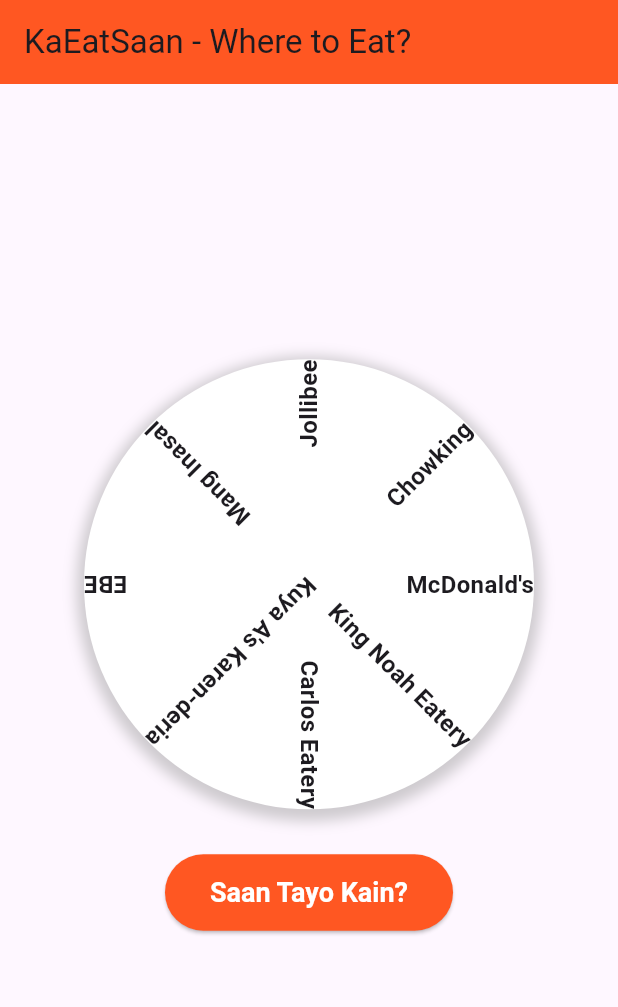
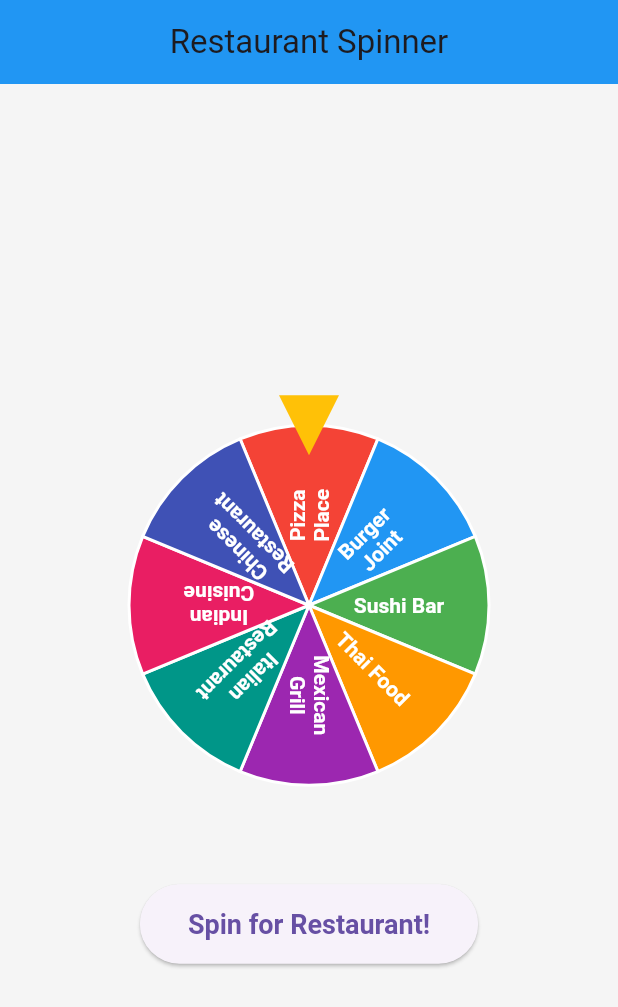
Before and after one commit to hmcldryl/KaEatSaan, a Flutter app: the screen it shows after launch, on a phone screen of 412 x 824 dp. Shown: the top 1007 px of the screen. Run offline on Flutter 3.47's test engine with Material 3 defaults, Android fonts, the phone set to English and light mode, and no system bars; drawn by our look-alikes of flutter_fortune_wheel.

Commit message:
feat: add spinning wheel library, implement vertical slice architecture, add auth widgets and directory

```diff
--- /dev/null
+++ b/ka_eat_saan/lib/features/restaurant_picker/screens/home_page.dart
@@ -0,0 +1,39 @@
+import 'package:flutter/material.dart';
+import '../widgets/spinning_wheel.dart';
+
+class HomePage extends StatelessWidget {
+  final List<String> restaurants = [
+    'Pizza Place',
+    'Burger Joint',
+    'Sushi Bar',
+    'Thai Food',
+    'Mexican Grill',
+    'Italian Restaurant',
+    'Indian Cuisine',
+    'Chinese Restaurant',
+  ];
+
+  HomePage({super.key});
+
+  @override
+  Widget build(BuildContext context) {
+    return Scaffold(
+      appBar: AppBar(
+        title: const Text('Restaurant Spinner'),
+      ),
+      body: Center(
+        child: SpinningWheel(
+          restaurants: restaurants,
+          onRestaurantSelected: (String selected) {
+            ScaffoldMessenger.of(context).showSnackBar(
+              SnackBar(
+                content: Text('Selected restaurant: $selected'),
+                duration: const Duration(seconds: 2),
+              ),
+            );
+          },
+        ),
+      ),
+    );
+  }
+}
--- /dev/null
+++ b/ka_eat_saan/lib/features/restaurant_picker/widgets/spinning_wheel.dart
@@ -0,0 +1,122 @@
+import 'package:flutter/material.dart';
+import 'package:flutter_fortune_wheel/flutter_fortune_wheel.dart';
+import 'dart:async';
+
+class SpinningWheel extends StatefulWidget {
+  final List<String> restaurants;
+  final Function(String) onRestaurantSelected;
+
+  const SpinningWheel({
+    super.key,
+    required this.restaurants,
+    required this.onRestaurantSelected,
+  });
+
+  @override
+  State<SpinningWheel> createState() => _SpinningWheelState();
+}
+
+class _SpinningWheelState extends State<SpinningWheel> {
+  final StreamController<int> _controller = StreamController<int>();
+  int selectedValue = 0;
+
+  @override
+  void dispose() {
+    _controller.close();
+    super.dispose();
+  }
+
+  List<Color> get wheelColors => [
+    Colors.red,
+    Colors.blue,
+    Colors.green,
+    Colors.orange,
+    Colors.purple,
+    Colors.teal,
+    Colors.pink,
+    Colors.indigo,
+  ];
+
+  List<FortuneItem> _getFortuneItems() {
+    return List.generate(
+      widget.restaurants.length,
+          (index) => FortuneItem(
+        child: Padding(
+          padding: const EdgeInsets.all(8.0),
+          child: Text(
+            widget.restaurants[index],
+            style: const TextStyle(
+              color: Colors.white,
+              fontWeight: FontWeight.bold,
+            ),
+            textAlign: TextAlign.center,
+          ),
+        ),
+        style: FortuneItemStyle(
+          color: wheelColors[index % wheelColors.length],
+          borderColor: Colors.white,
+          borderWidth: 2,
+        ),
+      ),
+    );
+  }
+
+  void _spinWheel() {
+    setState(() {
+      selectedValue = Fortune.randomInt(0, widget.restaurants.length);
+      _controller.add(selectedValue);
+
+      // Delay the callback until animation ends
+      Future.delayed(
+        const Duration(milliseconds: 5000),
+            () => widget.onRestaurantSelected(widget.restaurants[selectedValue]),
+      );
+    });
+  }
+
+  @override
+  Widget build(BuildContext context) {
+    return Column(
+      mainAxisAlignment: MainAxisAlignment.center,
+      children: [
+        Padding(
+          padding: const EdgeInsets.all(16.0),
+          child: SizedBox(
+            height: 300,
+            child: FortuneWheel(
+              selected: _controller.stream,
+              physics: CircularPanPhysics(
+                duration: const Duration(seconds: 1),
+                curve: Curves.decelerate,
+              ),
+              onFling: _spinWheel,
+              items: _getFortuneItems(),
+              indicators: const <FortuneIndicator>[
+                FortuneIndicator(
+                  alignment: Alignment.topCenter,
+                  child: TriangleIndicator(
+                    color: Colors.amber,
+                    width: 40,
+                    height: 40,
+                    elevation: 5,
+                  ),
+                ),
+              ],
+            ),
+          ),
+        ),
+        const SizedBox(height: 20),
+        ElevatedButton(
+          onPressed: _spinWheel,
+          style: ElevatedButton.styleFrom(
+            padding: const EdgeInsets.symmetric(horizontal: 32, vertical: 16),
+          ),
+          child: const Text(
+            'Spin for Restaurant!',
+            style: TextStyle(fontSize: 18),
+          ),
+        ),
+      ],
+    );
+  }
+}
--- a/ka_eat_saan/lib/main.dart
+++ b/ka_eat_saan/lib/main.dart
@@ -1,22 +1,41 @@
 import 'package:flutter/material.dart';
-import 'screens/main_page.dart';
+import 'package:ka_eat_saan/features/restaurant_picker/screens/home_page.dart';
 
 void main() {
-  runApp(const KaEatSaanApp());
+  runApp(const MyApp());
 }
 
-class KaEatSaanApp extends StatelessWidget {
-  const KaEatSaanApp({Key? key}) : super(key: key);
+class MyApp extends StatelessWidget {
+  const MyApp({Key? key}) : super(key: key);
 
   @override
   Widget build(BuildContext context) {
     return MaterialApp(
-      title: 'KaEatSaan',
+      title: 'Restaurant Spinner',
       theme: ThemeData(
-        primarySwatch: Colors.deepOrange,
-        visualDensity: VisualDensity.adaptivePlatformDensity,
+        primarySwatch: Colors.blue,
+        // Add custom theme settings
+        scaffoldBackgroundColor: Colors.grey[100],
+        appBarTheme: AppBarTheme(
+          backgroundColor: Colors.blue,
+          elevation: 0,
+          centerTitle: true,
+        ),
+        elevatedButtonTheme: ElevatedButtonThemeData(
+          style: ElevatedButton.styleFrom(
+            padding: const EdgeInsets.symmetric(
+              horizontal: 32,
+              vertical: 16,
+            ),
+            textStyle: const TextStyle(
+              fontSize: 18,
+              fontWeight: FontWeight.bold,
+            ),
+          ),
+        ),
       ),
-      home: const KaEatSaanHomePage(title: 'KaEatSaan - Where to Eat?'),
+      home: HomePage(),
+      debugShowCheckedModeBanner: false, // Removes the debug banner
     );
   }
 }
--- a/ka_eat_saan/lib/screens/main_page.dart
+++ /dev/null
@@ -1,84 +0,0 @@
-import 'package:flutter/material.dart';
-import '../widgets/spin_button.dart';
-import '../widgets/wheel.dart';
-
-class KaEatSaanHomePage extends StatefulWidget {
-  const KaEatSaanHomePage({super.key, required this.title});
-
-  final String title;
-
-  @override
-  _KaEatSaanHomePageState createState() => _KaEatSaanHomePageState();
-}
-
-class _KaEatSaanHomePageState extends State<KaEatSaanHomePage> {
-  final List<String> _restaurants = [
-    'Jollibee',
-    'Chowking',
-    'McDonald\'s',
-    'King Noah Eatery',
-    'Carlos Eatery',
-    'Kuya A\'s Karen-deria',
-    'EBE',
-    'Mang Inasal',
-  ];
-
-  String _selectedRestaurant = '';
-
-  void _spinWheel() {
-    _wheelKey.currentState?.spin();
-  }
-
-  final GlobalKey<WheelState> _wheelKey =
-  GlobalKey<WheelState>();
-
-  @override
-  Widget build(BuildContext context) {
-    return Scaffold(
-      appBar: AppBar(
-        title: Text(widget.title),
-        backgroundColor: Colors.deepOrange,
-      ),
-      body: Center(
-        child: Column(
-          mainAxisAlignment: MainAxisAlignment.center,
-          children: <Widget>[
-            // Wheel
-            Wheel(
-              key: _wheelKey,
-              items: _restaurants,
-              width: 300,
-              height: 300,
-              onSpinComplete: (selected) {
-                setState(() {
-                  _selectedRestaurant = selected;
-                });
-              },
-            ),
-
-            const SizedBox(height: 30),
-
-            // Spin Button
-            SpinButton(
-              onPressed: _spinWheel,
-              text: 'Saan Tayo Kain?',
-            ),
-
-            const SizedBox(height: 20),
-
-            // Display selected restaurant
-            if (_selectedRestaurant.isNotEmpty)
-              Text(
-                'Selected: $_selectedRestaurant',
-                style: const TextStyle(
-                  fontSize: 24,
-                  fontWeight: FontWeight.bold,
-                  color: Colors.deepOrange,
-                ),
-              ),
-          ],
-        ),
-      ),
-    );
-  }
-}
--- a/ka_eat_saan/lib/widgets/wheel.dart
+++ /dev/null
@@ -1,138 +0,0 @@
-import 'package:flutter/material.dart';
-import 'dart:math';
-
-class Wheel extends StatefulWidget {
-  final List<String> items;
-  final double width;
-  final double height;
-  final void Function(String)? onSpinComplete;
-
-  const Wheel({
-    Key? key,
-    required this.items,
-    this.width = 300,
-    this.height = 300,
-    this.onSpinComplete,
-  }) : super(key: key);
-
-  @override
-  WheelState createState() => WheelState();
-}
-
-class WheelState extends State<Wheel> with SingleTickerProviderStateMixin {
-  late AnimationController _controller;
-  late Animation<double> _animation;
-  double _currentRotation = 0.0;
-  String _selectedItem = '';
-
-  @override
-  void initState() {
-    super.initState();
-    _controller = AnimationController(
-      duration: const Duration(seconds: 3),
-      vsync: this,
-    );
-
-    // Initialize animation with starting values
-    _animation = Tween<double>(
-      begin: _currentRotation,
-      end: _currentRotation,
-    ).animate(CurvedAnimation(
-      parent: _controller,
-      curve: Curves.decelerate,
-    ));
-  }
-
-  void spin() {
-    // Ensure we have items to spin
-    if (widget.items.isEmpty) return;
-
-    // Random number of full rotations plus a partial rotation
-    final random = Random();
-    final fullRotations = random.nextInt(5) + 3; // 3-7 full rotations
-    final finalAngle = random.nextDouble() * 2 * pi;
-
-    // Calculate the selected item
-    final sectorAngle = 2 * pi / widget.items.length;
-    final selectedIndex = ((finalAngle % (2 * pi)) / sectorAngle).floor();
-    _selectedItem = widget.items[selectedIndex];
-
-    // Create the animation
-    _animation = Tween<double>(
-      begin: _currentRotation,
-      end: _currentRotation + (fullRotations * 2 * pi) + finalAngle,
-    ).animate(CurvedAnimation(
-      parent: _controller,
-      curve: Curves.decelerate,
-    ));
-
-    // Listen for animation completion
-    _controller.addStatusListener((status) {
-      if (status == AnimationStatus.completed) {
-        widget.onSpinComplete?.call(_selectedItem);
-      }
-    });
-
-    // Reset and start the animation
-    _controller.reset();
-    _controller.forward();
-  }
-
-  @override
-  Widget build(BuildContext context) {
-    return AnimatedBuilder(
-      animation: _controller,
-      builder: (context, child) {
-        return Transform.rotate(
-          angle: _animation.value,
-          child: Container(
-            width: widget.width,
-            height: widget.height,
-            decoration: BoxDecoration(
-              shape: BoxShape.circle,
-              color: Colors.white,
-              boxShadow: [
-                BoxShadow(
-                  color: Colors.grey.withOpacity(0.5),
-                  spreadRadius: 5,
-                  blurRadius: 7,
-                  offset: const Offset(0, 3),
-                ),
-              ],
-            ),
-            child: Stack(
-              children: widget.items.asMap().entries.map((entry) {
-                final index = entry.key;
-                final item = entry.value;
-                final angle = (index / widget.items.length) * 2 * pi;
-
-                return Transform.rotate(
-                  angle: angle,
-                  child: Container(
-                    alignment: Alignment.topCenter,
-                    child: RotatedBox(
-                      quarterTurns: 3,
-                      child: Text(
-                        item,
-                        style: const TextStyle(
-                          fontSize: 16,
-                          fontWeight: FontWeight.bold,
-                        ),
-                      ),
-                    ),
-                  ),
-                );
-              }).toList(),
-            ),
-          ),
-        );
-      },
-    );
-  }
-
-  @override
-  void dispose() {
-    _controller.dispose();
-    super.dispose();
-  }
-}
--- a/ka_eat_saan/pubspec.yaml
+++ b/ka_eat_saan/pubspec.yaml
@@ -30,6 +30,8 @@
 dependencies:
   flutter:
     sdk: flutter
+
+  flutter_fortune_wheel: ^1.3.2
 
   # The following adds the Cupertino Icons font to your application.
   # Use with the CupertinoIcons class for iOS style icons.
```
Also changed, not shown: ka_eat_saan/lib/features/restaurant_explorer/screens/feed_page.dart (added), ka_eat_saan/lib/features/restaurant_picker/widgets/spin_button.dart (renamed from ka_eat_saan/lib/widgets/spin_button.dart), ka_eat_saan/lib/features/user_auth/widgets/sign_in_modal.dart (added), ka_eat_saan/pubspec.lock.
